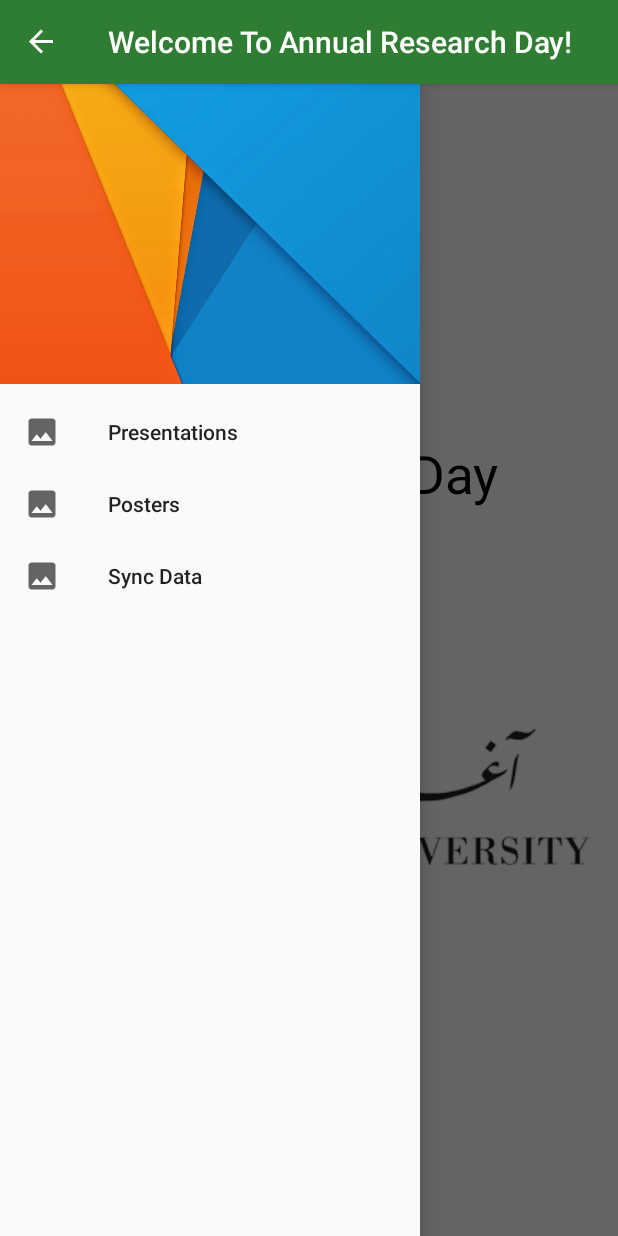
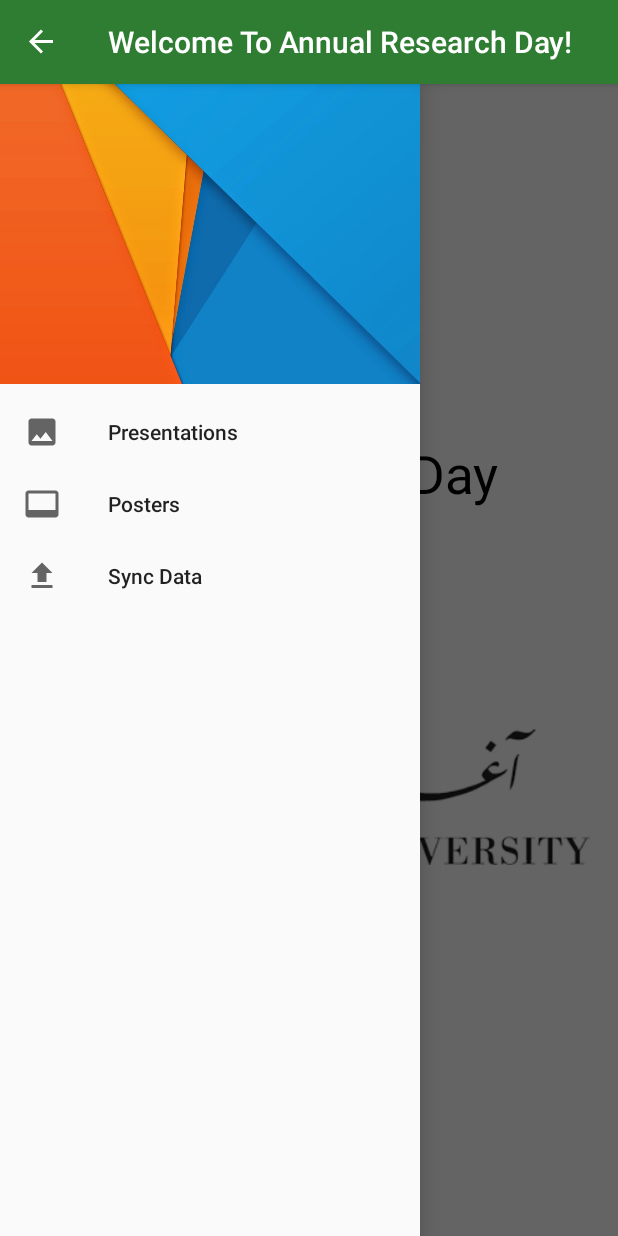
Before and after one commit to shznaqvi/ResearchDayScoringApp, an Android app: the ResearchActivity screen opened directly, with no data from a screen before it, with the side drawer open, on a phone screen of 412 x 824 dp. Run offline under Robolectric (Android 15) with nearby library versions, the phone set to English and light mode, and no system bars.

Commit message:
some changes

```diff
--- a/app/src/main/java/edu/aku/hassannaqvi/researchdayscoring/SyncActivity.java
+++ b/app/src/main/java/edu/aku/hassannaqvi/researchdayscoring/SyncActivity.java
@@ -233,7 +233,7 @@ public class SyncActivity extends AppCompatActivity {
                 }
 
             } else {
-                Toast.makeText(this, "Not create folder", Toast.LENGTH_SHORT).show();
+//                Toast.makeText(this, "Not create folder", Toast.LENGTH_SHORT).show();
             }
         }
 
--- a/app/src/main/java/edu/aku/hassannaqvi/researchdayscoring/ui/LoginActivity.java
+++ b/app/src/main/java/edu/aku/hassannaqvi/researchdayscoring/ui/LoginActivity.java
@@ -133,7 +133,7 @@ public class LoginActivity extends AppCompatActivity {
                 } else {
                     bi.passowrd.setError(getString(R.string.error_incorrect_password));
                     bi.passowrd.requestFocus();
-                    Toast.makeText(LoginActivity.this, mEmail + " " + mPassword, Toast.LENGTH_SHORT).show();
+//                    Toast.makeText(LoginActivity.this, mEmail + " " + mPassword, Toast.LENGTH_SHORT).show();
                     showProgress(false);
                 }
             } else {
--- /dev/null
+++ b/app/src/main/res/drawable/ic_upload.xml
@@ -0,0 +1,9 @@
+<vector xmlns:android="http://schemas.android.com/apk/res/android"
+    android:width="24dp"
+    android:height="24dp"
+    android:viewportWidth="24.0"
+    android:viewportHeight="24.0">
+    <path
+        android:fillColor="#FF000000"
+        android:pathData="M9,16h6v-6h4l-7,-7 -7,7h4zM5,18h14v2L5,20z" />
+</vector>
--- a/app/src/main/res/menu/activity_research_drawer.xml
+++ b/app/src/main/res/menu/activity_research_drawer.xml
@@ -8,12 +8,12 @@
         android:title="Presentations" />
     <item
         android:id="@+id/allPosProjects"
-        android:icon="@drawable/ic_poster_black_24dp"
+        android:icon="@drawable/ic_video"
         android:textSize="48sp"
         android:title="Posters" />
     <item
         android:id="@+id/syncData"
-        android:icon="@drawable/ic_poster_black_24dp"
+        android:icon="@drawable/ic_upload"
         android:title="Sync Data" />
 
     <!--    <item-->
```
